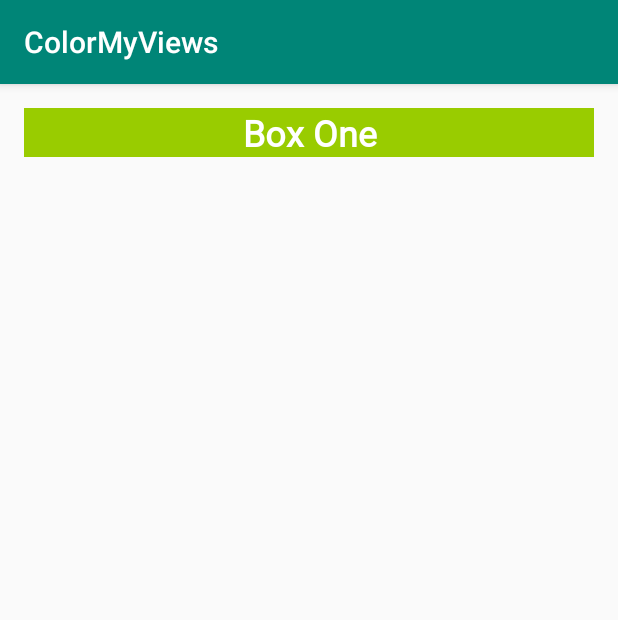
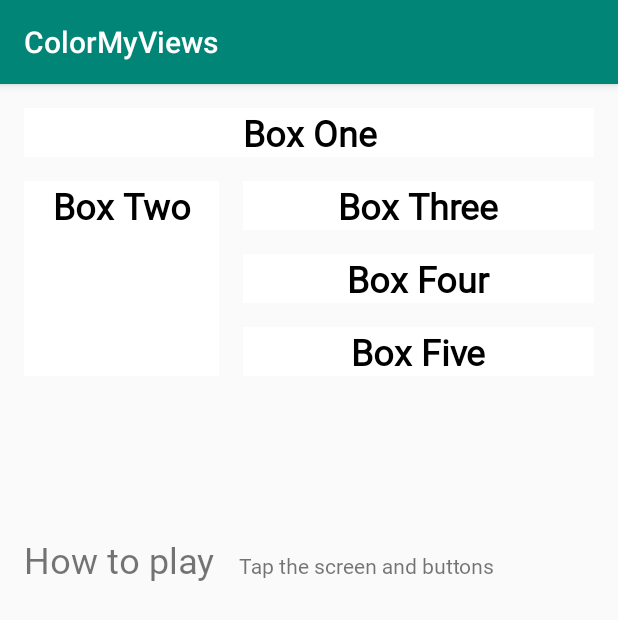
Before and after one commit to matthew-spire/android, an Android app: the screen it shows after launch (MainActivity), on a phone screen of 412 x 824 dp. Shown: the top 620 px of the screen. Run offline under Robolectric (Android 15) with nearby library versions, the phone set to English and light mode, and no system bars.

Commit message:
Added Two TextView with Baseline Constraint

```diff
--- a/Layouts/ColorMyViews/app/build.gradle
+++ b/Layouts/ColorMyViews/app/build.gradle
@@ -1,6 +1,7 @@
 plugins {
     id 'com.android.application'
     id 'kotlin-android'
+    id 'kotlin-android-extensions'
 }
 
 android {
--- a/Layouts/ColorMyViews/app/src/main/java/com/matthewspire/colormyviews/MainActivity.kt
+++ b/Layouts/ColorMyViews/app/src/main/java/com/matthewspire/colormyviews/MainActivity.kt
@@ -1,11 +1,63 @@
 package com.matthewspire.colormyviews
 
+import android.graphics.Color
 import androidx.appcompat.app.AppCompatActivity
 import android.os.Bundle
+import android.view.View
+import kotlinx.android.synthetic.main.activity_main.*
 
 class MainActivity : AppCompatActivity() {
     override fun onCreate(savedInstanceState: Bundle?) {
         super.onCreate(savedInstanceState)
         setContentView(R.layout.activity_main)
+
+        setListeners()
+    }
+
+    /**
+     * Attaches listeners to all the Views.
+     */
+    private fun setListeners() {
+        // Use a listOf Views because we set the same click listener on each View
+        val clickableViews: List<View> =
+            listOf(box_one_text, box_two_text, box_three_text,
+                box_four_text, box_five_text, constraint_layout)
+
+        // Set the listener for each View
+        for (item in clickableViews) {
+            item.setOnClickListener { makeColored(it) }
+        }
+    }
+
+    /**
+     * Sets the background color of a View depending on it's resource id.
+     * This is a way of using onClickHandler to do similar operations on a group of Views.
+     *
+     * Demonstrates three different ways of setting colors.
+     *     * Using a color constant from the Color class
+     *     * Using an Android color resource
+     *     * Using a custom color defined in color.xml
+     */
+    private fun makeColored(view: View) {
+        // Every view has a resource ID (i.e., the ID we set earlier)
+        when (view.id) {
+
+            /**
+             * Switch on the resource ID of the Views and pick a color depending on what the source
+             * id is
+             */
+
+            // Boxes using Color class colors for background
+            R.id.box_one_text -> view.setBackgroundColor(Color.DKGRAY)
+            R.id.box_two_text -> view.setBackgroundColor(Color.GRAY)
+
+            // Boxes using Android color resources for background
+            R.id.box_three_text -> view.setBackgroundResource(android.R.color.holo_green_light)
+            R.id.box_four_text -> view.setBackgroundResource(android.R.color.holo_green_dark)
+            R.id.box_five_text -> view.setBackgroundResource(android.R.color.holo_green_light)
+
+            // User taps the background, which reveals the outline of other boxes to click as a hint
+            else -> view.setBackgroundColor(Color.LTGRAY)
+        }
     }
 }
--- a/Layouts/ColorMyViews/app/src/main/res/layout/activity_main.xml
+++ b/Layouts/ColorMyViews/app/src/main/res/layout/activity_main.xml
@@ -2,13 +2,14 @@
 <androidx.constraintlayout.widget.ConstraintLayout xmlns:android="http://schemas.android.com/apk/res/android"
     xmlns:app="http://schemas.android.com/apk/res-auto"
     xmlns:tools="http://schemas.android.com/tools"
+    android:id="@+id/constraint_layout"
     android:layout_width="match_parent"
     android:layout_height="match_parent"
     tools:context=".MainActivity">
 
     <TextView
+        android:id="@+id/box_one_text"
         style="@style/WhiteBox"
-        android:id="@+id/box_one"
         android:layout_width="0dp"
         android:layout_height="wrap_content"
         android:layout_marginStart="@dimen/margin_wide"
@@ -19,4 +20,84 @@
         app:layout_constraintRight_toRightOf="parent"
         app:layout_constraintTop_toTopOf="parent" />
 
+    <TextView
+        android:id="@+id/box_two_text"
+        style="@style/WhiteBox"
+        android:layout_width="130dp"
+        android:layout_height="130dp"
+        android:layout_marginStart="16dp"
+        android:layout_marginTop="16dp"
+        android:text="@string/box_two"
+        app:layout_constraintStart_toStartOf="parent"
+        app:layout_constraintTop_toBottomOf="@+id/box_one_text" />
+
+    <TextView
+        android:id="@+id/box_three_text"
+        style="@style/WhiteBox"
+        android:layout_width="0dp"
+        android:layout_height="wrap_content"
+        android:layout_marginStart="16dp"
+        android:layout_marginEnd="16dp"
+        android:text="@string/box_three"
+        app:layout_constraintBottom_toTopOf="@+id/box_four_text"
+        app:layout_constraintEnd_toEndOf="parent"
+        app:layout_constraintStart_toEndOf="@+id/box_two_text"
+        app:layout_constraintTop_toTopOf="@+id/box_two_text" />
+
+    <TextView
+        android:id="@+id/box_four_text"
+        style="@style/WhiteBox"
+        android:layout_width="0dp"
+        android:layout_height="wrap_content"
+        android:layout_marginStart="16dp"
+        android:layout_marginTop="16dp"
+        android:layout_marginEnd="16dp"
+        android:layout_marginBottom="16dp"
+        android:text="@string/box_four"
+        app:layout_constraintBottom_toTopOf="@+id/box_five_text"
+        app:layout_constraintEnd_toEndOf="parent"
+        app:layout_constraintStart_toEndOf="@+id/box_two_text"
+        app:layout_constraintTop_toBottomOf="@+id/box_three_text" />
+
+    <TextView
+        android:id="@+id/box_five_text"
+        style="@style/WhiteBox"
+        android:layout_width="0dp"
+        android:layout_height="wrap_content"
+        android:layout_marginStart="16dp"
+        android:layout_marginEnd="16dp"
+        android:text="@string/box_five"
+        app:layout_constraintBottom_toBottomOf="@+id/box_two_text"
+        app:layout_constraintEnd_toEndOf="parent"
+        app:layout_constraintStart_toEndOf="@+id/box_two_text"
+        app:layout_constraintTop_toBottomOf="@+id/box_four_text" />
+
+    <TextView
+        android:id="@+id/label_text"
+        android:layout_width="0dp"
+        android:layout_height="wrap_content"
+        android:layout_marginStart="16dp"
+        android:fontFamily="@font/roboto"
+        android:text="@string/how_to_play"
+        android:textSize="24sp"
+        app:layout_constraintBaseline_toBaselineOf="@+id/info_text"
+        app:layout_constraintStart_toStartOf="parent" />
+
+    <TextView
+        android:id="@+id/info_text"
+        android:layout_width="0dp"
+        android:layout_height="wrap_content"
+        android:layout_marginStart="16dp"
+        android:layout_marginTop="16dp"
+        android:layout_marginEnd="16dp"
+        android:layout_marginBottom="16dp"
+        android:fontFamily="@font/roboto"
+        android:text="@string/tap_the_boxes_and_buttons"
+        app:layout_constraintBottom_toBottomOf="parent"
+        app:layout_constraintEnd_toEndOf="parent"
+        app:layout_constraintHorizontal_bias="1.0"
+        app:layout_constraintStart_toEndOf="@+id/label_text"
+        app:layout_constraintTop_toBottomOf="@+id/box_two_text"
+        app:layout_constraintVertical_bias="0.193" />
+
 </androidx.constraintlayout.widget.ConstraintLayout>
--- a/Layouts/ColorMyViews/app/src/main/res/values/strings.xml
+++ b/Layouts/ColorMyViews/app/src/main/res/values/strings.xml
@@ -1,4 +1,13 @@
 <resources>
     <string name="app_name">ColorMyViews</string>
     <string name="box_one">Box One</string>
+    <string name="box_two">Box Two</string>
+    <string name="box_three">Box Three</string>
+    <string name="box_four">Box Four</string>
+    <string name="box_five">Box Five</string>
+    <string name="button_red">RED</string>
+    <string name="button_yellow">YELLOW</string>
+    <string name="button_green">GREEN</string>
+    <string name="how_to_play">How to play</string>
+    <string name="tap_the_boxes_and_buttons">Tap the screen and buttons</string>
 </resources>
--- a/Layouts/ColorMyViews/app/src/main/res/values/styles.xml
+++ b/Layouts/ColorMyViews/app/src/main/res/values/styles.xml
@@ -9,11 +9,11 @@
     </style>
 
     <style name="WhiteBox">
-        <item name="android:background">@android:color/holo_green_light</item>
+        <item name="android:background">@android:color/white</item>
         <item name="android:textAlignment">center</item>
         <item name="android:textSize">@dimen/box_text_size</item>
         <item name="android:textStyle">bold</item>
-        <item name="android:textColor">@android:color/white</item>
+        <item name="android:textColor">@android:color/black</item>
         <item name="android:fontFamily">@font/roboto</item>
     </style>
 </resources>
```
